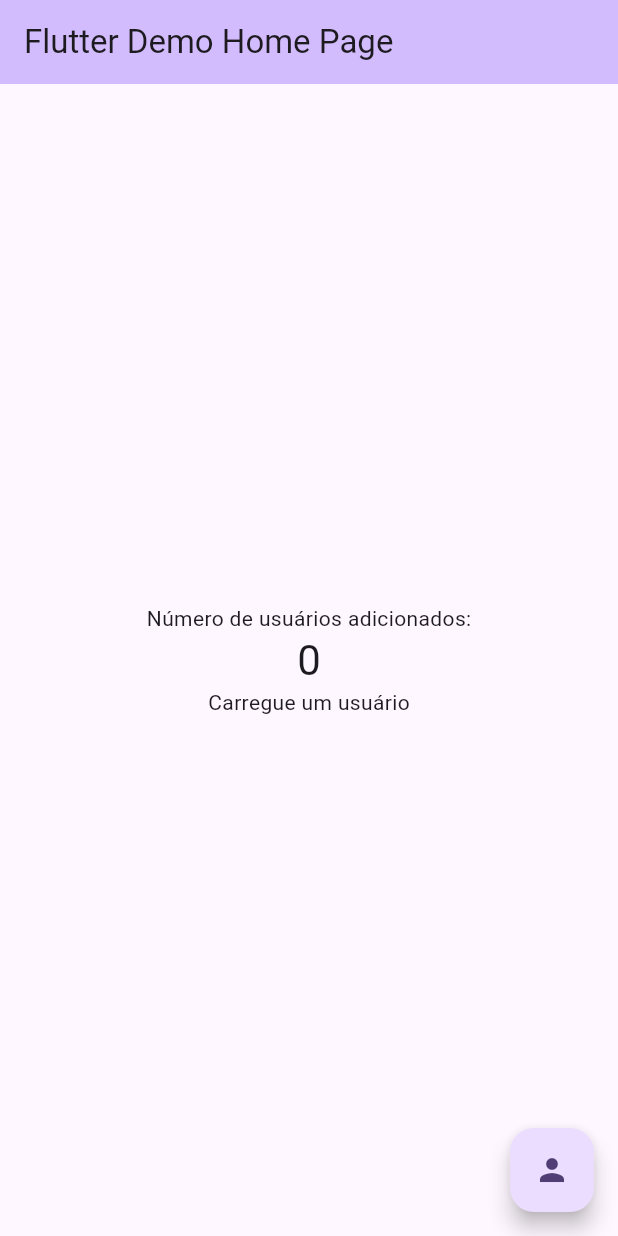
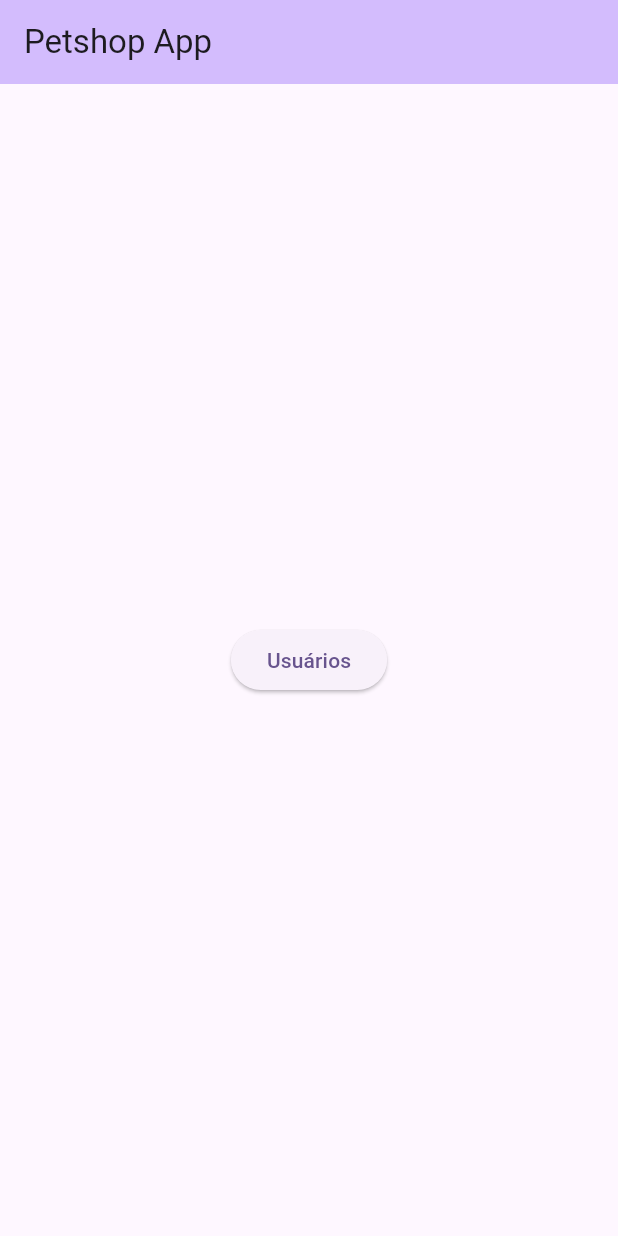
Before and after one commit to Pedro-Tuto/petshop-app, a Flutter app: the screen it shows after launch, on a phone screen of 412 x 824 dp. Run offline on Flutter 3.47's test engine with Material 3 defaults, Android fonts, the phone set to English and light mode, and no system bars; accounts and stored records are empty.

Commit message:
Add user info page

```diff
--- a/lib/main.dart
+++ b/lib/main.dart
@@ -1,6 +1,5 @@
 import 'package:flutter/material.dart';
-import 'package:petshop/model.dart';
-import 'package:petshop/request.dart';
+import 'package:petshop/pages/user_info_page.dart';
 
 void main() {
   runApp(const MyApp());
@@ -12,20 +11,19 @@
   @override
   Widget build(BuildContext context) {
     return MaterialApp(
-      title: 'Flutter Demo',
+      title: 'Petshop App',
       theme: ThemeData(
-
         colorScheme: ColorScheme.fromSeed(seedColor: Colors.deepPurple),
         useMaterial3: true,
       ),
-      home: const MyHomePage(title: 'Flutter Demo Home Page'),
+      home: const MyHomePage(title: 'Petshop App'),
+      routes: {"/user-info": (context)=> const UserInfoPage()},
     );
   }
 }
 
 class MyHomePage extends StatefulWidget {
   const MyHomePage({super.key, required this.title});
-
 
   final String title;
 
@@ -34,54 +32,29 @@
 }
 
 class _MyHomePageState extends State<MyHomePage> {
-  int _counter = 0;
-  User? _user;
 
-  void _incrementCounter() async {
-    final user = await getUser(1);
-    setState(() {
-      _user = user;
-      _counter++;
-    });
-  }
 
   @override
   Widget build(BuildContext context) {
-    final user = _user;
-    String userName = "Carregue um usuário";
-    if(user != null){
-      userName = user.name;
-    }
 
     return Scaffold(
       appBar: AppBar(
-
         backgroundColor: Theme.of(context).colorScheme.inversePrimary,
-
         title: Text(widget.title),
       ),
       body: Center(
-
         child: Column(
-
           mainAxisAlignment: MainAxisAlignment.center,
           children: <Widget>[
-            const Text(
-              'Número de usuários adicionados:',
+            ElevatedButton(
+              onPressed: () {
+                Navigator.of(context).pushNamed("/user-info");
+              },
+              child: Text("Usuários"),
             ),
-            Text(
-              '$_counter',
-              style: Theme.of(context).textTheme.headlineMedium,
-            ),
-            Text(userName)
           ],
         ),
       ),
-      floatingActionButton: FloatingActionButton(
-        onPressed: _incrementCounter,
-        tooltip: 'Adicionar Usuários',
-        child: const Icon(Icons.person),
-      ), // This trailing comma makes auto-formatting nicer for build methods.
     );
   }
 }
```
Also changed, not shown: lib/pages/user_info_page.dart (added, +51 -0 lines).
